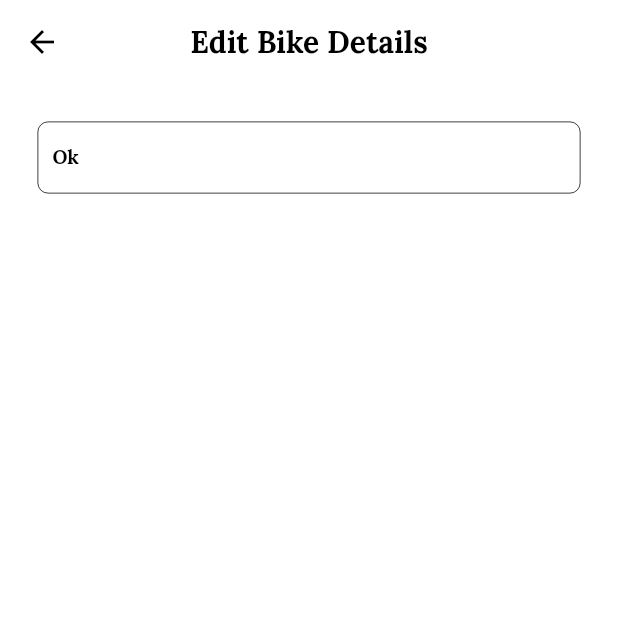
After one commit to Neloy-SWE/Your-Bike-Admin-App, a Flutter app: the EditBikeDetails screen opened directly, on a phone screen of 412 x 824 dp, the top half of it. The commit adds this screen. Run offline on Flutter 3.47's test engine with Material 2 defaults, Android fonts, the phone set to English and light mode, and no system bars.

Commit message:
custom text field added, edit bike details page working on

```diff
--- /dev/null
+++ b/lib/components/custom_text_field.dart
@@ -0,0 +1,83 @@
+/// Created by Neloy on 3/20/2024
+/// Email: taufiqneloy.swe@gmail.com
+
+
+import 'package:flutter/material.dart';
+import 'package:flutter/services.dart';
+
+/// Created by Neloy on 06, August, 2023
+/// Email: taufiqneloy.swe@gmail.com
+
+class CustomTextField {
+  static get({
+    required BuildContext context,
+    final FormFieldValidator<String>? validatorFunction,
+    final List<TextInputFormatter>? inputFormatters,
+    String hint = "",
+    String? label,
+    IconData? suffixIcon,
+    Widget? suffixWidget,
+    Widget? prefixWidget,
+    required TextEditingController controller,
+    required TextInputType textInputType,
+    required TextInputAction textInputAction,
+    Function()? onEditingCompleteFunction,
+    void Function(String)? onChanged,
+    bool secure = false,
+    FocusNode? focusNode,
+    TextCapitalization textCapitalization = TextCapitalization.none,
+  }) {
+    return TextFormField(
+      style: Theme.of(context).textTheme.bodyMedium,
+      validator: validatorFunction,
+      obscureText: secure,
+      controller: controller,
+      keyboardType: textInputType,
+      focusNode: focusNode,
+      cursorColor: Colors.black38,
+      textInputAction: textInputAction,
+      autovalidateMode: AutovalidateMode.onUserInteraction,
+      inputFormatters: inputFormatters,
+      onEditingComplete: onEditingCompleteFunction,
+      textCapitalization: textCapitalization,
+      onChanged: onChanged,
+      decoration: InputDecoration(
+        errorStyle: Theme.of(context).textTheme.titleSmall,
+        contentPadding: const EdgeInsets.all(10),
+        alignLabelWithHint: true,
+        prefixIcon: prefixWidget,
+        suffixIcon: suffixWidget,
+        // suffix: suffixWidget,
+        border: OutlineInputBorder(
+          borderSide: const BorderSide(width: 0.5, color: Colors.black),
+          borderRadius: BorderRadius.circular(7),
+        ),
+        focusedBorder: OutlineInputBorder(
+          borderSide: const BorderSide(width: 1, color: Colors.black),
+          borderRadius: BorderRadius.circular(7),
+        ),
+        errorBorder: OutlineInputBorder(
+          borderSide: const BorderSide(width: 1, color: Colors.red),
+          borderRadius: BorderRadius.circular(7),
+        ),
+        enabledBorder: OutlineInputBorder(
+          borderSide: const BorderSide(width: 0.5, color: Colors.black),
+          borderRadius: BorderRadius.circular(7),
+        ),
+        disabledBorder: OutlineInputBorder(
+          borderSide: const BorderSide(width: 1, color: Colors.black54),
+          borderRadius: BorderRadius.circular(7),
+        ),
+        focusedErrorBorder: OutlineInputBorder(
+          borderSide: const BorderSide(width: 1, color: Colors.red),
+          borderRadius: BorderRadius.circular(7),
+        ),
+
+        hintText: hint,
+        hintStyle: Theme.of(context).textTheme.bodySmall,
+        labelText: label,
+        labelStyle: Theme.of(context).textTheme.displayMedium,
+      ),
+    );
+  }
+}
--- a/lib/screens/screen_bike_details.dart
+++ b/lib/screens/screen_bike_details.dart
@@ -1,4 +1,5 @@
 import 'package:flutter/material.dart';
+import 'package:your_bike_admin/screens/screen_edit_bike_details.dart';
 import 'package:your_bike_admin/utilities/app_size.dart';
 
 import '../utilities/app_image_path.dart';
@@ -144,6 +145,7 @@ class _BikeDetailsState extends State<BikeDetails> {
           ),
           AppSize.gapH20,
 
+          // edit button
           MaterialButton(
             elevation: 0,
             height: 50,
@@ -152,7 +154,13 @@ class _BikeDetailsState extends State<BikeDetails> {
                 10,
               ),
             ),
-            onPressed: () {},
+            onPressed: () {
+              Navigator.of(context).push(
+                MaterialPageRoute(
+                  builder: (builder) => const EditBikeDetails(),
+                ),
+              );
+            },
             color: Colors.black,
             child: Text(
               AppStrings.edit,
@@ -160,6 +168,8 @@ class _BikeDetailsState extends State<BikeDetails> {
             ),
           ),
           AppSize.gapH10,
+
+          // delete button
           MaterialButton(
             elevation: 0,
             height: 50,
@@ -175,6 +185,7 @@ class _BikeDetailsState extends State<BikeDetails> {
               style: Theme.of(context).textTheme.titleLarge,
             ),
           ),
+          AppSize.gapH40,
         ],
       ),
     );
--- /dev/null
+++ b/lib/screens/screen_edit_bike_details.dart
@@ -0,0 +1,46 @@
+import 'package:flutter/material.dart';
+import 'package:your_bike_admin/components/custom_text_field.dart';
+
+import '../utilities/app_strings.dart';
+
+/// Created by Neloy on 3/20/2024
+/// Email: taufiqneloy.swe@gmail.com
+
+class EditBikeDetails extends StatefulWidget {
+  const EditBikeDetails({super.key});
+
+  @override
+  State<EditBikeDetails> createState() => _EditBikeDetailsState();
+}
+
+class _EditBikeDetailsState extends State<EditBikeDetails> {
+  TextEditingController nameController = TextEditingController();
+
+  @override
+  void dispose() {
+    nameController.dispose();
+    super.dispose();
+  }
+
+  @override
+  Widget build(BuildContext context) {
+    return Scaffold(
+      appBar: AppBar(
+        title: const Text(AppStrings.editBikeDetails),
+      ),
+      body: ListView(
+          physics: const BouncingScrollPhysics(),
+          padding: const EdgeInsets.all(25),
+          children: [
+            CustomTextField.get(
+              context: context,
+              controller: nameController,
+              textInputType: TextInputType.text,
+              textInputAction: TextInputAction.next,
+              label: "Ok",
+              hint: "bike",
+            ),
+          ]),
+    );
+  }
+}
--- a/lib/utilities/app_strings.dart
+++ b/lib/utilities/app_strings.dart
@@ -32,4 +32,5 @@ class AppStrings {
   static const String rearTyre = "Rear Tyre";
   static const String delete = "Delete";
   static const String edit = "Edit";
+  static const String editBikeDetails = "Edit Bike Details";
 }
```
